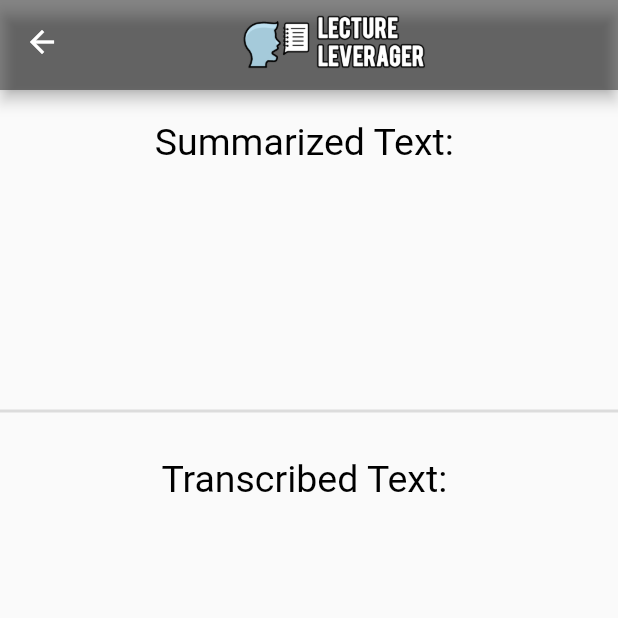
After one commit to Sophisticated-F-Ups/MobileApp, a Flutter app: the TranscribedText screen opened directly, on a phone screen of 412 x 824 dp, the top half of it. The commit adds this screen. Run offline on Flutter 3.47's test engine with Material 2 defaults, Android fonts, the phone set to English and light mode, and no system bars; our stand-ins replace chewie, file_picker, flutter_svg, video_player.

Commit message:
Mobile App Finished

```diff
--- /dev/null
+++ b/sophisticatedfups/lib/Transcribed Text Pages/transcribeTextPage.dart
@@ -0,0 +1,105 @@
+// ignore_for_file: file_names
+
+import 'dart:io';
+import 'package:flutter/material.dart';
+
+class TranscribedText extends StatefulWidget {
+  Map? decodedFile;
+  TranscribedText({Key? key, this.decodedFile}) : super(key: key);
+
+  @override
+  _TranscribedTextState createState() => _TranscribedTextState();
+}
+
+class _TranscribedTextState extends State<TranscribedText> {
+  @override
+  void initState() {
+    print("\n\nINSIDE NEXT PAGE\n");
+    print(widget.decodedFile);
+    super.initState();
+  }
+
+  @override
+  Widget build(BuildContext context) {
+    return Scaffold(
+      appBar: PreferredSize(
+        preferredSize: const Size.fromHeight(60),
+        child: AppBar(
+            backgroundColor: Colors.black45,
+            titleSpacing: 0,
+            title: Center(
+              child: Padding(
+                padding: const EdgeInsets.fromLTRB(0, 0, 0, 0),
+                child: Image.asset(
+                  'images/logo2.png',
+                  fit: BoxFit.fitWidth,
+                  height: 50,
+                ),
+              ),
+            )),
+      ),
+      body: Column(
+        mainAxisSize: MainAxisSize.min,
+        children: [
+          SizedBox(
+            height: 20,
+          ),
+          RichText(
+              text: const TextSpan(
+                  text: "Summarized Text: ",
+                  style: TextStyle(color: Colors.black, fontSize: 25))),
+          Padding(
+            padding: const EdgeInsets.all(8.0),
+            child: Align(
+              alignment: Alignment.center,
+              child: SizedBox(
+                width: MediaQuery.of(context).size.width * 0.9,
+                height: 150,
+                child: SingleChildScrollView(
+                  child: RichText(
+                    text: TextSpan(
+                        text: widget.decodedFile?["summerize"],
+                        style:
+                            const TextStyle(color: Colors.black, fontSize: 20)),
+                  ),
+                ),
+              ),
+            ),
+          ),
+          Divider(
+            height: 0,
+            thickness: 2,
+          ),
+          Padding(
+            padding: const EdgeInsets.fromLTRB(0, 30, 0, 0),
+            child: RichText(
+                text: const TextSpan(
+                    text: "Transcribed Text: ",
+                    style: TextStyle(color: Colors.black, fontSize: 25))),
+          ),
+          Padding(
+            padding: const EdgeInsets.all(8.0),
+            child: Align(
+              alignment: Alignment.center,
+              child: SizedBox(
+                width: MediaQuery.of(context).size.width * 0.9,
+                height: 250,
+                child: SingleChildScrollView(
+                  child: RichText(
+                    text: TextSpan(
+                        text: widget.decodedFile?["text"],
+                        style: TextStyle(color: Colors.black, fontSize: 20)),
+                  ),
+                ),
+              ),
+            ),
+          ),
+
+          // SizedBox(
+          //   height: 20,
+          // ),
+        ],
+      ),
+    );
+  }
+}
--- a/sophisticatedfups/lib/Upload File Page/uploadFilePage.dart
+++ b/sophisticatedfups/lib/Upload File Page/uploadFilePage.dart
@@ -7,6 +7,7 @@ import 'dart:convert';
 import 'dart:io';
 import 'package:flutter/material.dart';
 import 'package:file_picker/file_picker.dart';
+import 'package:sophisticated_f_ups/Transcribed%20Text%20Pages/transcribeTextPage.dart';
 import 'package:video_player/video_player.dart';
 
 import 'viewSelectedFile.dart';
@@ -22,6 +23,8 @@ class _UploadFileState extends State<UploadFile> {
   bool fileSelected = false;
   String fileSelectedPath = "";
   bool disableSendButton = false;
+  String buttonText = "Get Transcription";
+  Map decodedFile = {};
 
   @override
   Widget build(BuildContext context) {
@@ -192,18 +195,21 @@ class _UploadFileState extends State<UploadFile> {
                         borderRadius: BorderRadius.circular(100),
                       ))),
                   onPressed: !disableSendButton
-                      ? () {
+                      ? () async {
                           // print("SENDING FILE");
-                          upload(File(fileSelectedPath));
-                          setState(() {
-                            disableSendButton = true;
-                          });
+                          await upload(File(fileSelectedPath), context);
+                          Navigator.push(
+                              context,
+                              MaterialPageRoute(
+                                  builder: (context) => TranscribedText(
+                                        decodedFile: decodedFile,
+                                      )));
                         }
                       : null,
                   child: RichText(
-                    text: const TextSpan(
-                      text: "Get Transcription!",
-                      style: TextStyle(
+                    text: TextSpan(
+                      text: buttonText,
+                      style: const TextStyle(
                         fontSize: 20,
                         color: Colors.white,
                         fontWeight: FontWeight.bold,
@@ -219,7 +225,11 @@ class _UploadFileState extends State<UploadFile> {
     );
   }
 
-  upload(File file) async {
+  upload(File file, BuildContext context) async {
+    setState(() {
+      disableSendButton = true;
+      buttonText = "Loading...";
+    });
     // open a bytestream
     // ignore: deprecated_member_use
     var stream = http.ByteStream(DelegatingStream.typed(file.openRead()));
@@ -236,10 +246,12 @@ class _UploadFileState extends State<UploadFile> {
     var multipartFile = http.MultipartFile('file', stream, length,
         filename: basename(file.path));
 
+    print(multipartFile.contentType);
+    print(multipartFile.field);
+    print(multipartFile.filename);
+
     // add file to multipart
     request.files.add(multipartFile);
-
-    Map decodeFile = {};
 
     // send
     var response = await request.send();
@@ -248,10 +260,13 @@ class _UploadFileState extends State<UploadFile> {
 
     // listen for response
     response.stream.transform(utf8.decoder).listen((value) {
-      decodeFile = jsonDecode(value);
-      print(decodeFile["text"]);
+      print(decodedFile["summerize"]);
+      print(decodedFile["text"]);
+
       setState(() {
         disableSendButton = false;
+        buttonText = "Get Transcription!";
+        decodedFile = jsonDecode(value);
       });
     });
   }
```
